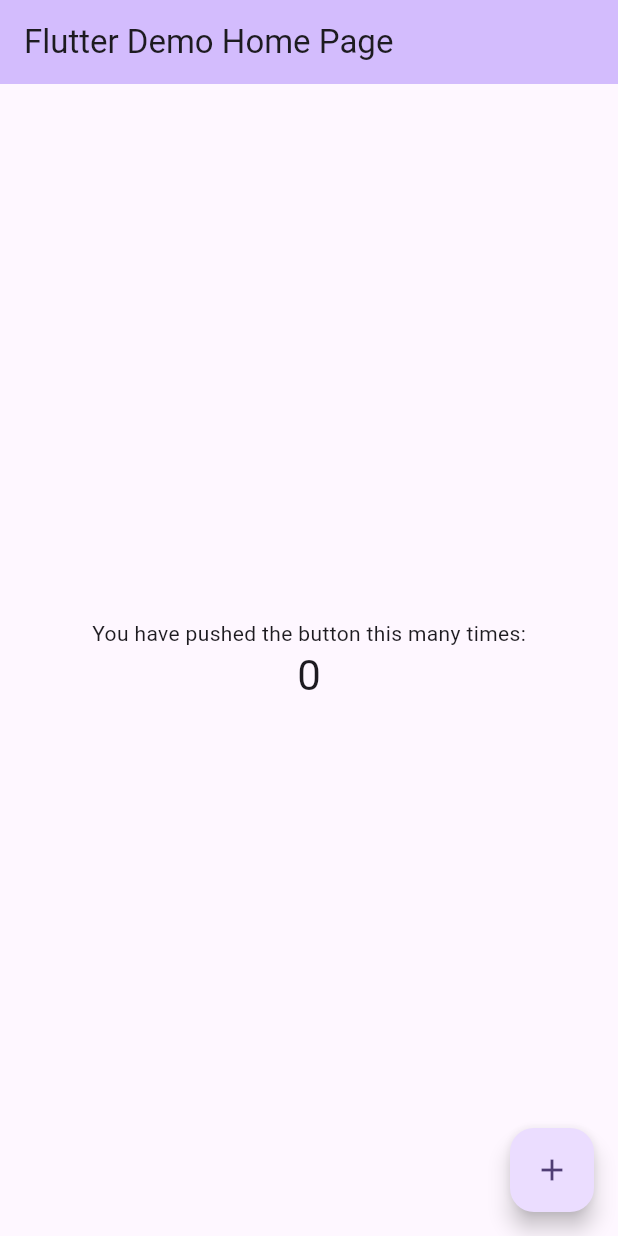
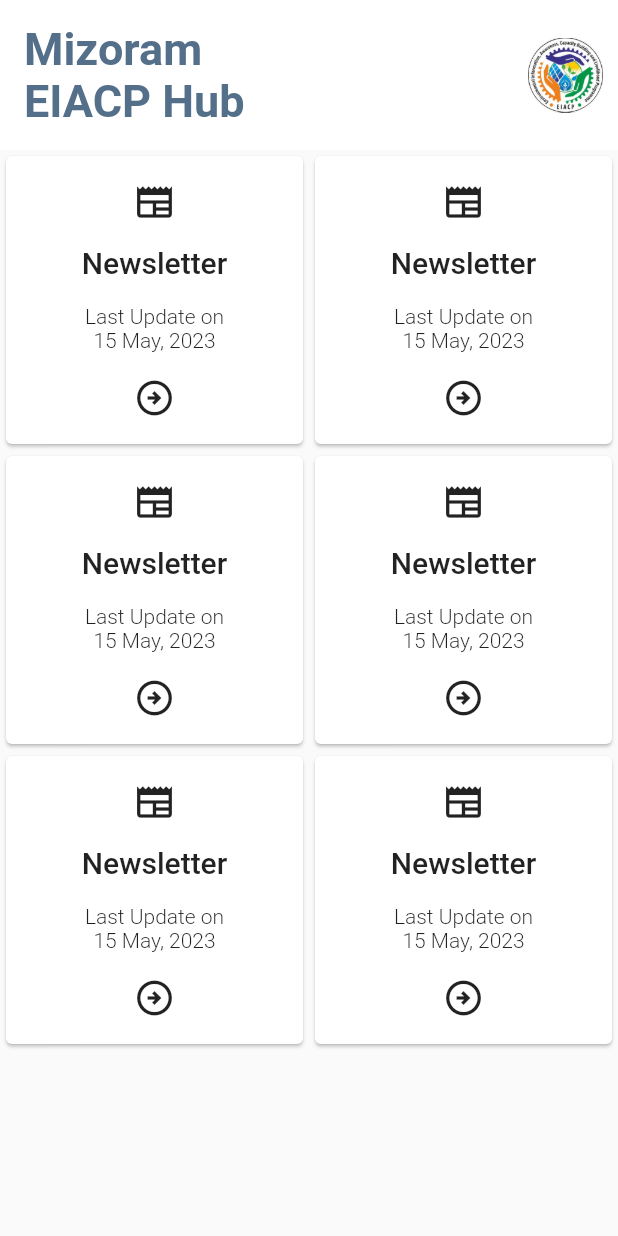
Before and after one commit to awmaMe/flutter-first, a Flutter app: the screen it shows after launch, on a phone screen of 412 x 824 dp. Run offline on Flutter 3.47's test engine with Material 2 defaults, Android fonts, the phone set to English and light mode, and no system bars.

Commit message:
update: home page

```diff
--- a/lib/main.dart
+++ b/lib/main.dart
@@ -1,125 +1,279 @@
 import 'package:flutter/material.dart';
+import 'package:flutter/rendering.dart';
 
 void main() {
-  runApp(const MyApp());
+  // showLayoutGuidelines();
+  runApp(const Hello());
 }
 
-class MyApp extends StatelessWidget {
-  const MyApp({super.key});
+void showLayoutGuidelines() {
+  debugPaintSizeEnabled = true;
+}
 
-  // This widget is the root of your application.
+class Hello extends StatelessWidget {
+  const Hello({super.key});
+
   @override
   Widget build(BuildContext context) {
     return MaterialApp(
-      title: 'Flutter Demo',
+      debugShowCheckedModeBanner: false,
       theme: ThemeData(
-        // This is the theme of your application.
-        //
-        // TRY THIS: Try running your application with "flutter run". You'll see
-        // the application has a blue toolbar. Then, without quitting the app,
-        // try changing the seedColor in the colorScheme below to Colors.green
-        // and then invoke "hot reload" (save your changes or press the "hot
-        // reload" button in a Flutter-supported IDE, or press "r" if you used
-        // the command line to start the app).
-        //
-        // Notice that the counter didn't reset back to zero; the application
-        // state is not lost during the reload. To reset the state, use hot
-        // restart instead.
-        //
-        // This works for code too, not just values: Most code changes can be
-        // tested with just a hot reload.
-        colorScheme: ColorScheme.fromSeed(seedColor: Colors.deepPurple),
-        useMaterial3: true,
+        primaryColor: const Color.fromRGBO(84, 111, 138, 1),
       ),
-      home: const MyHomePage(title: 'Flutter Demo Home Page'),
+      home: const HomePage(),
     );
   }
 }
 
-class MyHomePage extends StatefulWidget {
-  const MyHomePage({super.key, required this.title});
-
-  // This widget is the home page of your application. It is stateful, meaning
-  // that it has a State object (defined below) that contains fields that affect
-  // how it looks.
-
-  // This class is the configuration for the state. It holds the values (in this
-  // case the title) provided by the parent (in this case the App widget) and
-  // used by the build method of the State. Fields in a Widget subclass are
-  // always marked "final".
-
-  final String title;
-
-  @override
-  State<MyHomePage> createState() => _MyHomePageState();
-}
-
-class _MyHomePageState extends State<MyHomePage> {
-  int _counter = 0;
-
-  void _incrementCounter() {
-    setState(() {
-      // This call to setState tells the Flutter framework that something has
-      // changed in this State, which causes it to rerun the build method below
-      // so that the display can reflect the updated values. If we changed
-      // _counter without calling setState(), then the build method would not be
-      // called again, and so nothing would appear to happen.
-      _counter++;
-    });
-  }
+class HomePage extends StatelessWidget {
+  const HomePage({super.key});
 
   @override
   Widget build(BuildContext context) {
-    // This method is rerun every time setState is called, for instance as done
-    // by the _incrementCounter method above.
-    //
-    // The Flutter framework has been optimized to make rerunning build methods
-    // fast, so that you can just rebuild anything that needs updating rather
-    // than having to individually change instances of widgets.
     return Scaffold(
-      appBar: AppBar(
-        // TRY THIS: Try changing the color here to a specific color (to
-        // Colors.amber, perhaps?) and trigger a hot reload to see the AppBar
-        // change color while the other colors stay the same.
-        backgroundColor: Theme.of(context).colorScheme.inversePrimary,
-        // Here we take the value from the MyHomePage object that was created by
-        // the App.build method, and use it to set our appbar title.
-        title: Text(widget.title),
-      ),
-      body: Center(
-        // Center is a layout widget. It takes a single child and positions it
-        // in the middle of the parent.
-        child: Column(
-          // Column is also a layout widget. It takes a list of children and
-          // arranges them vertically. By default, it sizes itself to fit its
-          // children horizontally, and tries to be as tall as its parent.
-          //
-          // Column has various properties to control how it sizes itself and
-          // how it positions its children. Here we use mainAxisAlignment to
-          // center the children vertically; the main axis here is the vertical
-          // axis because Columns are vertical (the cross axis would be
-          // horizontal).
-          //
-          // TRY THIS: Invoke "debug painting" (choose the "Toggle Debug Paint"
-          // action in the IDE, or press "p" in the console), to see the
-          // wireframe for each widget.
-          mainAxisAlignment: MainAxisAlignment.center,
-          children: <Widget>[
-            const Text(
-              'You have pushed the button this many times:',
+        appBar: AppBar(
+          toolbarHeight: 100,
+          elevation: 0,
+          backgroundColor: Colors.white,
+          titleTextStyle: TextStyle(
+            color: Theme.of(context).primaryColor,
+            fontSize: 30,
+            fontWeight: FontWeight.w700,
+          ),
+          title: const Text('Mizoram\nEIACP Hub'),
+          actions: [
+            Image.asset(
+              'images/EIACP New logo.png',
+              width: 50,
+              fit: BoxFit.contain,
             ),
-            Text(
-              '$_counter',
-              style: Theme.of(context).textTheme.headlineMedium,
+            const SizedBox(
+              width: 10,
             ),
           ],
         ),
-      ),
-      floatingActionButton: FloatingActionButton(
-        onPressed: _incrementCounter,
-        tooltip: 'Increment',
-        child: const Icon(Icons.add),
-      ), // This trailing comma makes auto-formatting nicer for build methods.
-    );
+        body: const Column(
+          children: [
+            SizedBox(
+              height: 200,
+              child: Row(
+                children: [
+                  Expanded(
+                    child: Card(
+                      child: Column(
+                        mainAxisAlignment: MainAxisAlignment.spaceEvenly,
+                        children: [
+                          Column(
+                            children: [
+                              Icon(
+                                Icons.newspaper,
+                                size: 28,
+                              ),
+                              SizedBox(
+                                height: 15,
+                              ),
+                              Text(
+                                'Newsletter',
+                                style: TextStyle(
+                                    fontWeight: FontWeight.w500, fontSize: 20),
+                              ),
+                            ],
+                          ),
+                          Text(
+                            'Last Update on\n15 May, 2023',
+                            textAlign: TextAlign.center,
+                            style: TextStyle(
+                              fontWeight: FontWeight.w300,
+                            ),
+                          ),
+                          Icon(Icons.arrow_circle_right_outlined, size: 28),
+                        ],
+                      ),
+                    ),
+                  ),
+                  Expanded(
+                    child: Card(
+                      child: Column(
+                        mainAxisAlignment: MainAxisAlignment.spaceEvenly,
+                        children: [
+                          Column(
+                            children: [
+                              Icon(
+                                Icons.newspaper,
+                                size: 28,
+                              ),
+                              SizedBox(
+                                height: 15,
+                              ),
+                              Text(
+                                'Newsletter',
+                                style: TextStyle(
+                                    fontWeight: FontWeight.w500, fontSize: 20),
+                              ),
+                            ],
+                          ),
+                          Text(
+                            'Last Update on\n15 May, 2023',
+                            textAlign: TextAlign.center,
+                            style: TextStyle(
+                              fontWeight: FontWeight.w300,
+                            ),
+                          ),
+                          Icon(Icons.arrow_circle_right_outlined, size: 28),
+                        ],
+                      ),
+                    ),
+                  ),
+                ],
+              ),
+            ),
+            SizedBox(
+              height: 200,
+              child: Row(
+                children: [
+                  Expanded(
+                    child: Card(
+                      child: Column(
+                        mainAxisAlignment: MainAxisAlignment.spaceEvenly,
+                        children: [
+                          Column(
+                            children: [
+                              Icon(
+                                Icons.newspaper,
+                                size: 28,
+                              ),
+                              SizedBox(
+                                height: 15,
+                              ),
+                              Text(
+                                'Newsletter',
+                                style: TextStyle(
+                                    fontWeight: FontWeight.w500, fontSize: 20),
+                              ),
+                            ],
+                          ),
+                          Text(
+                            'Last Update on\n15 May, 2023',
+                            textAlign: TextAlign.center,
+                            style: TextStyle(
+                              fontWeight: FontWeight.w300,
+                            ),
+                          ),
+                          Icon(Icons.arrow_circle_right_outlined, size: 28),
+                        ],
+                      ),
+                    ),
+                  ),
+                  Expanded(
+                    child: Card(
+                      child: Column(
+                        mainAxisAlignment: MainAxisAlignment.spaceEvenly,
+                        children: [
+                          Column(
+                            children: [
+                              Icon(
+                                Icons.newspaper,
+                                size: 28,
+                              ),
+                              SizedBox(
+                                height: 15,
+                              ),
+                              Text(
+                                'Newsletter',
+                                style: TextStyle(
+                                    fontWeight: FontWeight.w500, fontSize: 20),
+                              ),
+                            ],
+                          ),
+                          Text(
+                            'Last Update on\n15 May, 2023',
+                            textAlign: TextAlign.center,
+                            style: TextStyle(
+                              fontWeight: FontWeight.w300,
+                            ),
+                          ),
+                          Icon(Icons.arrow_circle_right_outlined, size: 28),
+                        ],
+                      ),
+                    ),
+                  ),
+                ],
+              ),
+            ),
+            SizedBox(
+              height: 200,
+              child: Row(
+                children: [
+                  Expanded(
+                    child: Card(
+                      child: Column(
+                        mainAxisAlignment: MainAxisAlignment.spaceEvenly,
+                        children: [
+                          Column(
+                            children: [
+                              Icon(
+                                Icons.newspaper,
+                                size: 28,
+                              ),
+                              SizedBox(
+                                height: 15,
+                              ),
+                              Text(
+                                'Newsletter',
+                                style: TextStyle(
+                                    fontWeight: FontWeight.w500, fontSize: 20),
+                              ),
+                            ],
+                          ),
+                          Text(
+                            'Last Update on\n15 May, 2023',
+                            textAlign: TextAlign.center,
+                            style: TextStyle(
+                              fontWeight: FontWeight.w300,
+                            ),
+                          ),
+                          Icon(Icons.arrow_circle_right_outlined, size: 28),
+                        ],
+                      ),
+                    ),
+                  ),
+                  Expanded(
+                    child: Card(
+                      child: Column(
+                        mainAxisAlignment: MainAxisAlignment.spaceEvenly,
+                        children: [
+                          Column(
+                            children: [
+                              Icon(
+                                Icons.newspaper,
+                                size: 28,
+                              ),
+                              SizedBox(
+                                height: 15,
+                              ),
+                              Text(
+                                'Newsletter',
+                                style: TextStyle(
+                                    fontWeight: FontWeight.w500, fontSize: 20),
+                              ),
+                            ],
+                          ),
+                          Text(
+                            'Last Update on\n15 May, 2023',
+                            textAlign: TextAlign.center,
+                            style: TextStyle(
+                              fontWeight: FontWeight.w300,
+                            ),
+                          ),
+                          Icon(Icons.arrow_circle_right_outlined, size: 28),
+                        ],
+                      ),
+                    ),
+                  ),
+                ],
+              ),
+            ),
+          ],
+        ));
   }
 }
```
